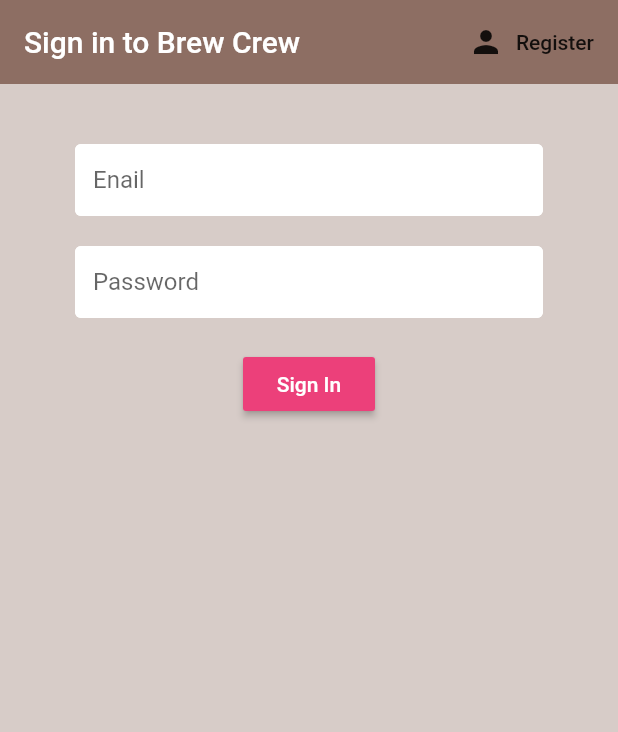
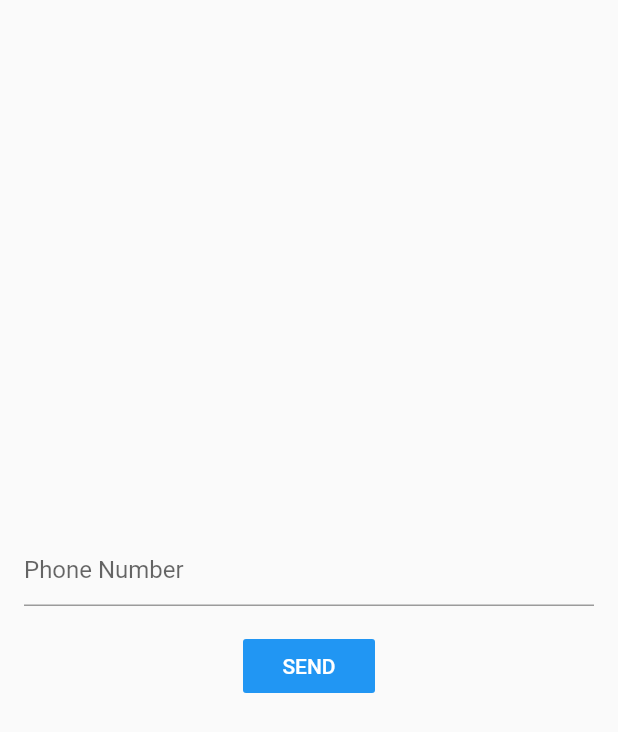
Before and after one commit to SanskarModi22/Brew_App, a Flutter app: the screen it shows after launch, on a phone screen of 412 x 824 dp. Shown: the top 732 px of the screen. Run offline on Flutter 3.47's test engine with Material 2 defaults, Android fonts, the phone set to English and light mode, and no system bars; our stand-ins replace cloud_firestore, firebase_auth, firebase_core, flutter_spinkit; accounts and stored records are empty.

Commit message:
Added Phone authentication

```diff
--- a/lib/Screens/Authenticate/sign_In.dart
+++ b/lib/Screens/Authenticate/sign_In.dart
@@ -1,8 +1,14 @@
+import 'package:firebase_auth/firebase_auth.dart';
 import 'package:flutter/material.dart';
+import 'package:flutter_firestore/Screens/Home/home.dart';
 import 'package:flutter_firestore/Screens/Services/authentication.dart';
 import 'package:flutter_firestore/Shared/constants.dart';
 import 'package:flutter_firestore/Shared/loading.dart';
 
+enum MobileVerificationState {
+  SHOW_MOBILE_FORM_STATE,
+  SHOW_OTP_FORM_STATE,
+}
 class SignIn extends StatefulWidget {
   final Function toggleView;
   SignIn({required this.toggleView});
@@ -13,91 +19,228 @@ class SignIn extends StatefulWidget {
 
 class _SignInState extends State<SignIn> {
   final AuthServices _auth = AuthServices();
+  final FirebaseAuth auth = FirebaseAuth.instance;
+  MobileVerificationState currentState =
+      MobileVerificationState.SHOW_MOBILE_FORM_STATE;
+
+  final phoneController = TextEditingController();
+  final otpController = TextEditingController();
+
+
+  final GlobalKey<ScaffoldState> _scaffoldKey = GlobalKey();
   final _formkey = GlobalKey<FormState>();
-bool loading = false;
+  bool loading = false;
   // text field state
   String email = '';
   String password = '';
   String error = '';
 
+  String? verificationId;
+
+  bool showLoading = false;
+
+  void signInWithPhoneAuthCredential(
+      PhoneAuthCredential phoneAuthCredential) async {
+    setState(() {
+      showLoading = true;
+    });
+
+    try {
+      final authCredential =
+      await auth.signInWithCredential(phoneAuthCredential);
+      _auth.userfromFirebase(authCredential.user!);
+      setState(() {
+        showLoading = false;
+      });
+
+      if(authCredential?.user != null){
+        Navigator.push(context, MaterialPageRoute(builder: (context)=> Home()));
+      }
+
+    } on FirebaseAuthException catch (e) {
+      setState(() {
+        showLoading = false;
+      });
+
+      _scaffoldKey.currentState!
+          .showSnackBar(SnackBar(content: Text(e.message!)));
+    }
+  }
+
+  getMobileFormWidget(context) {
+    return Column(
+      children: [
+        Spacer(),
+        TextField(
+          controller: phoneController,
+          decoration: InputDecoration(
+            hintText: "Phone Number",
+          ),
+        ),
+        SizedBox(
+          height: 16,
+        ),
+        FlatButton(
+          onPressed: () async {
+            setState(() {
+              showLoading = true;
+            });
+
+            await auth.verifyPhoneNumber(
+              phoneNumber: phoneController.text,
+              verificationCompleted: (phoneAuthCredential) async {
+                setState(() {
+                  showLoading = false;
+                });
+                //signInWithPhoneAuthCredential(phoneAuthCredential);
+              },
+              verificationFailed: (verificationFailed) async {
+                setState(() {
+                  showLoading = false;
+                });
+                _scaffoldKey.currentState!.showSnackBar(
+                    SnackBar(content: Text(verificationFailed.message!)));
+              },
+              codeSent: (verificationId, resendingToken) async {
+                setState(() {
+                  showLoading = false;
+                  currentState = MobileVerificationState.SHOW_OTP_FORM_STATE;
+                  this.verificationId = verificationId;
+                });
+              },
+              codeAutoRetrievalTimeout: (verificationId) async {},
+            );
+          },
+          child: Text("SEND"),
+          color: Colors.blue,
+          textColor: Colors.white,
+        ),
+        Spacer(),
+      ],
+    );
+  }
+
+  getOtpFormWidget(context) {
+    return Column(
+      children: [
+        Spacer(),
+        TextField(
+          controller: otpController,
+          decoration: InputDecoration(
+            hintText: "Enter OTP",
+          ),
+        ),
+        SizedBox(
+          height: 16,
+        ),
+        FlatButton(
+          onPressed: () async {
+            PhoneAuthCredential phoneAuthCredential =
+            PhoneAuthProvider.credential(
+                verificationId: verificationId!, smsCode: otpController.text);
+
+            signInWithPhoneAuthCredential(phoneAuthCredential);
+          },
+          child: Text("VERIFY"),
+          color: Colors.blue,
+          textColor: Colors.white,
+        ),
+        Spacer(),
+      ],
+    );
+  }
+
+
   @override
   Widget build(BuildContext context) {
     return loading?Loading():Scaffold(
-      backgroundColor: Colors.brown[100],
-      appBar: AppBar(
-        backgroundColor: Colors.brown[400],
-        elevation: 0.0,
-        title: Text('Sign in to Brew Crew'),
-        actions: <Widget>[
-          FlatButton.icon(
-            icon: Icon(Icons.person),
-            label: Text('Register'),
-            onPressed: () => widget.toggleView(),
-          ),
-        ],
-      ),
-      body: Container(
-        padding: EdgeInsets.symmetric(vertical: 20.0, horizontal: 50.0),
-        child: Form(
-          key: _formkey,
-          child: Column(
-            children: <Widget>[
-              SizedBox(height: 20.0),
-              TextFormField(
-                decoration: textInputDecoration.copyWith(hintText: "Enail"),
-                validator: (val) => val!.isEmpty ? 'Enter an email' : null,
-                onChanged: (val) {
-                  setState(() => email = val);
-                },
-              ),
-              SizedBox(height: 20.0),
-              TextFormField(
-                decoration: textInputDecoration.copyWith(hintText: "Password"),
-                validator: (val) =>
-                    val!.length < 6 ? 'Enter password greater than 6' : null,
-                obscureText: true,
-                onChanged: (val) {
-                  setState(() => password = val);
-                },
-              ),
-              SizedBox(height: 20.0),
-              RaisedButton(
-                  color: Colors.pink[400],
-                  child: Text(
-                    'Sign In',
-                    style: TextStyle(color: Colors.white),
-                  ),
-                  onPressed: () async {
-                    if (_formkey.currentState!.validate()) {
-                      setState(() {
-                        loading=true;
-                      });
-                      dynamic result = await _auth.SignInwithEmailandPassword(
-                        email,
-                        password,
-                      );
-                      if (result == null) {
-                        setState(() {
-                          error = 'Could not Sign In';
-                          loading =false;
-                        });
-                      }
-                    }
-                  }),
-              SizedBox(
-                height: 15,
-              ),
-              Text(
-                error,
-                style: TextStyle(
-                  color: Colors.red,
-                  fontSize: 13.0,
-                ),
-              ),
-            ],
-          ),
-        ),
-      ),
-    );
+        key: _scaffoldKey,
+        body: Container(
+          child: showLoading
+              ? Center(
+            child: CircularProgressIndicator(),
+          )
+              : currentState == MobileVerificationState.SHOW_MOBILE_FORM_STATE
+              ? getMobileFormWidget(context)
+              : getOtpFormWidget(context),
+          padding: const EdgeInsets.all(16),
+        ));
+    // Scaffold(
+    //   backgroundColor: Colors.brown[100],
+    //   appBar: AppBar(
+    //     backgroundColor: Colors.brown[400],
+    //     elevation: 0.0,
+    //     title: Text('Sign in to Brew Crew'),
+    //     actions: <Widget>[
+    //       FlatButton.icon(
+    //         icon: Icon(Icons.person),
+    //         label: Text('Register'),
+    //         onPressed: () => widget.toggleView(),
+    //       ),
+    //     ],
+    //   ),
+    //   body: Container(
+    //     padding: EdgeInsets.symmetric(vertical: 20.0, horizontal: 50.0),
+    //     child: Form(
+    //       key: _formkey,
+    //       child: Column(
+    //         children: <Widget>[
+    //           SizedBox(height: 20.0),
+    //           TextFormField(
+    //             decoration: textInputDecoration.copyWith(hintText: "Enail"),
+    //             validator: (val) => val!.isEmpty ? 'Enter an email' : null,
+    //             onChanged: (val) {
+    //               setState(() => email = val);
+    //             },
+    //           ),
+    //           SizedBox(height: 20.0),
+    //           TextFormField(
+    //             decoration: textInputDecoration.copyWith(hintText: "Password"),
+    //             validator: (val) =>
+    //                 val!.length < 6 ? 'Enter password greater than 6' : null,
+    //             obscureText: true,
+    //             onChanged: (val) {
+    //               setState(() => password = val);
+    //             },
+    //           ),
+    //           SizedBox(height: 20.0),
+    //           RaisedButton(
+    //               color: Colors.pink[400],
+    //               child: Text(
+    //                 'Sign In',
+    //                 style: TextStyle(color: Colors.white),
+    //               ),
+    //               onPressed: () async {
+    //                 if (_formkey.currentState!.validate()) {
+    //                   setState(() {
+    //                     loading=true;
+    //                   });
+    //                   dynamic result = await _auth.SignInwithEmailandPassword(
+    //                     email,
+    //                     password,
+    //                   );
+    //                   if (result == null) {
+    //                     setState(() {
+    //                       error = 'Could not Sign In';
+    //                       loading =false;
+    //                     });
+    //                   }
+    //                 }
+    //               }),
+    //           SizedBox(
+    //             height: 15,
+    //           ),
+    //           Text(
+    //             error,
+    //             style: TextStyle(
+    //               color: Colors.red,
+    //               fontSize: 13.0,
+    //             ),
+    //           ),
+    //         ],
+    //       ),
+    //     ),
+    //   ),
+    // );
   }
 }
--- a/lib/Screens/Home/home.dart
+++ b/lib/Screens/Home/home.dart
@@ -1,4 +1,3 @@
-
 import 'package:flutter/material.dart';
 import 'package:flutter_firestore/Models/brew.dart';
 import 'package:flutter_firestore/Screens/Home/brew_list.dart';
--- a/lib/Screens/Home/settings.dart
+++ b/lib/Screens/Home/settings.dart
@@ -1,4 +1,3 @@
-
 import 'package:flutter/material.dart';
 import 'package:flutter_firestore/Shared/constants.dart';
 
```
Also changed, not shown: lib/Screens/Services/authentication.dart (+33 -7 lines).
